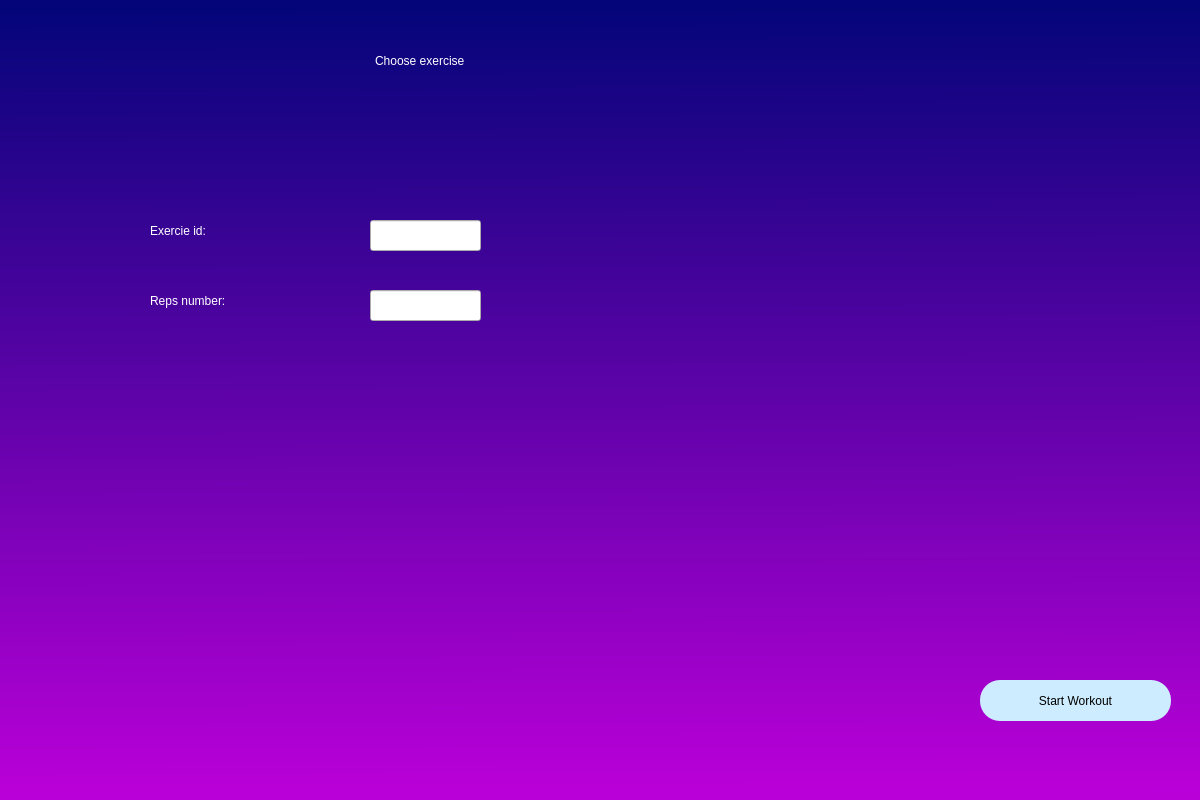
Old version of the form chooseexercise.ui in the repository AlonIvshin/AutomaticGymTrainer.
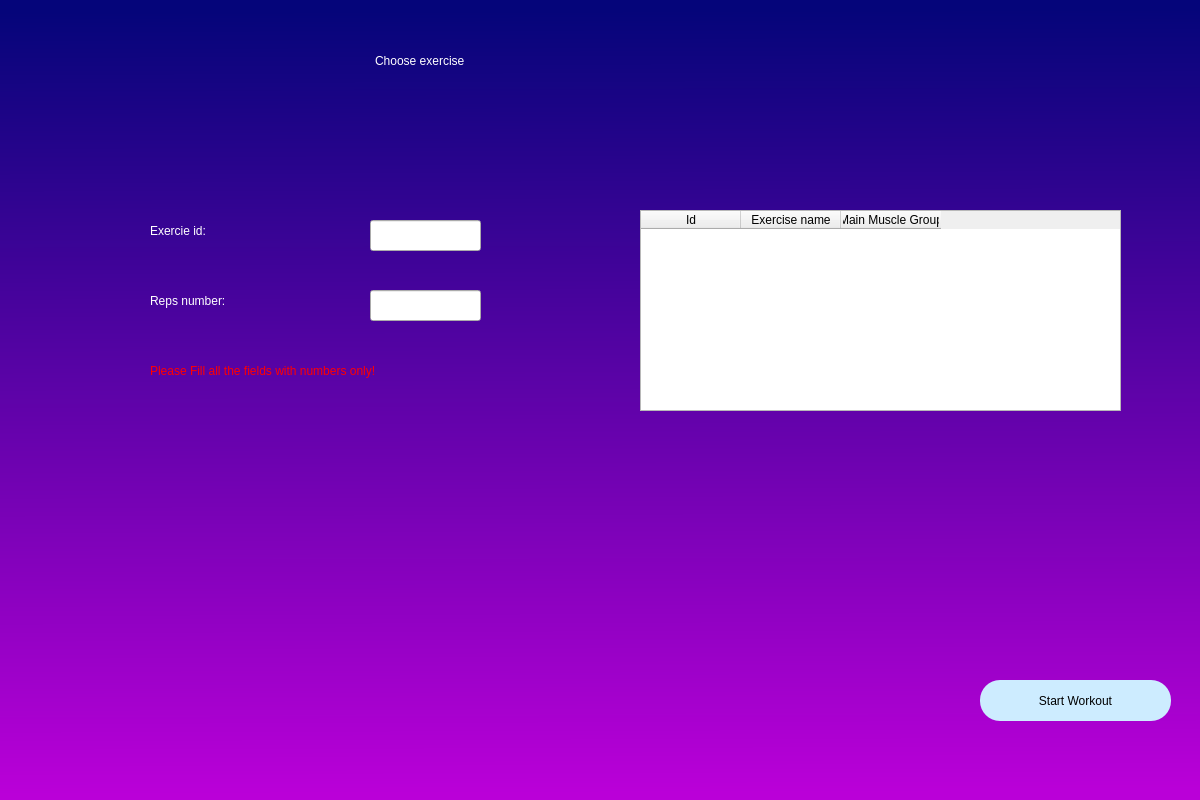
New version of the form.

The edit to the form file:
```diff
--- a/chooseexercise.ui
+++ b/chooseexercise.ui
@@ -106,6 +106,68 @@
      </rect>
     </property>
    </widget>
+   <widget class="QTableWidget" name="table">
+    <property name="geometry">
+     <rect>
+      <x>640</x>
+      <y>210</y>
+      <width>481</width>
+      <height>201</height>
+     </rect>
+    </property>
+    <property name="sizePolicy">
+     <sizepolicy hsizetype="Fixed" vsizetype="Fixed">
+      <horstretch>0</horstretch>
+      <verstretch>0</verstretch>
+     </sizepolicy>
+    </property>
+    <property name="frameShape">
+     <enum>QFrame::StyledPanel</enum>
+    </property>
+    <property name="frameShadow">
+     <enum>QFrame::Sunken</enum>
+    </property>
+    <property name="sizeAdjustPolicy">
+     <enum>QAbstractScrollArea::AdjustToContents</enum>
+    </property>
+    <property name="editTriggers">
+     <set>QAbstractItemView::NoEditTriggers</set>
+    </property>
+    <property name="selectionBehavior">
+     <enum>QAbstractItemView::SelectRows</enum>
+    </property>
+    <column>
+     <property name="text">
+      <string>Id</string>
+     </property>
+    </column>
+    <column>
+     <property name="text">
+      <string>Exercise name</string>
+     </property>
+    </column>
+    <column>
+     <property name="text">
+      <string>Main Muscle Group</string>
+     </property>
+    </column>
+   </widget>
+   <widget class="QLabel" name="lbl_alert">
+    <property name="geometry">
+     <rect>
+      <x>150</x>
+      <y>350</y>
+      <width>441</width>
+      <height>41</height>
+     </rect>
+    </property>
+    <property name="styleSheet">
+     <string notr="true">font: 14pt &quot;MS Shell Dlg 2&quot;;color:rgb(255, 0, 0)</string>
+    </property>
+    <property name="text">
+     <string>Please Fill all the fields with numbers only!</string>
+    </property>
+   </widget>
   </widget>
  </widget>
  <resources/>
```
